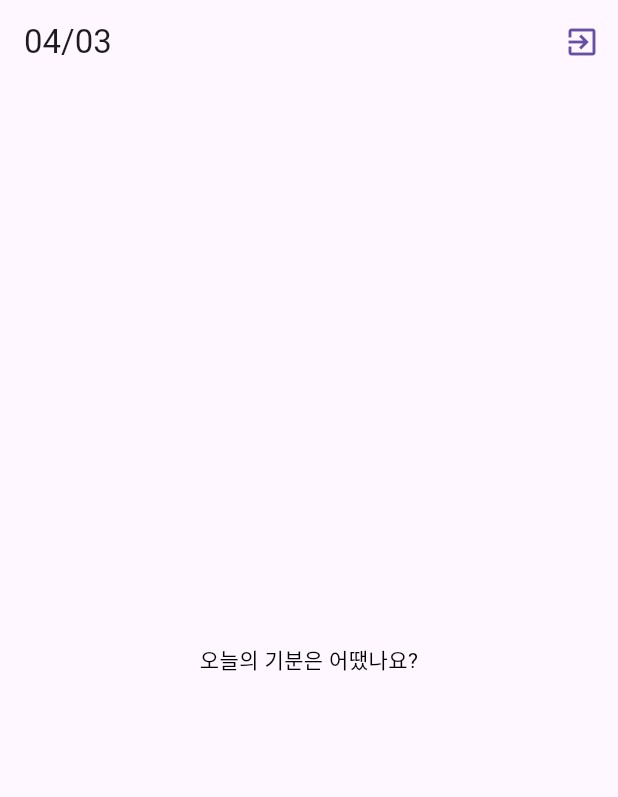
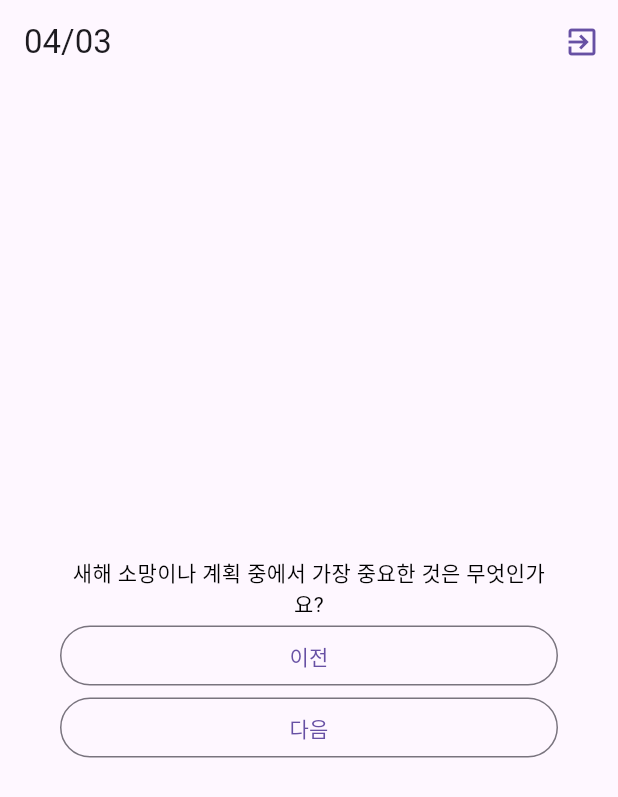
Before and after one commit to organization-hyun/moondab, a Flutter app: the screen it shows once a user with an empty profile is signed in, on a phone screen of 412 x 824 dp. Shown: the top 797 px of the screen. Run offline on Flutter 3.47's test engine with Material 3 defaults, Android fonts, the phone set to English and light mode, and no system bars; our stand-ins replace firebase_auth, firebase_core; accounts and stored records are empty; generated files the repository leaves out were written again.

Commit message:
예시 문항 추가

```diff
--- a/frontend/lib/data/questions_data.dart
+++ b/frontend/lib/data/questions_data.dart
@@ -1,5 +1,19 @@
 import 'package:adv_basics/models/questions.dart';
 
 const questions = [
-  Question('오늘의 기분은 어땠나요?'),
+  Question(
+    '새해 소망이나 계획 중에서 가장 중요한 것은 무엇인가요?',
+    1,
+    1,
+  ),
+  Question(
+    '새해 결심을 어떻게 실천할 계획인가요?',
+    1,
+    2,
+  ),
+  Question(
+    '이번 주에 무엇을 이루고 싶으신가요?',
+    1,
+    3,
+  ),
 ];
--- a/frontend/lib/models/questions.dart
+++ b/frontend/lib/models/questions.dart
@@ -1,5 +1,7 @@
 class Question {
-  const Question(this.text);
+  const Question(this.text, this.month, this.day);
 
   final String text;
+  final int month;
+  final int day;
 }
--- a/frontend/lib/question_screen.dart
+++ b/frontend/lib/question_screen.dart
@@ -64,6 +64,24 @@ class _QuestionScreen extends State<QuestionScreen> {
                 textAlign: TextAlign.center,
                 style: const TextStyle(color: Colors.black),
               ),
+              OutlinedButton(
+                  onPressed: () {
+                    setState(() {
+                      if (currentQuestionIndex != 0) {
+                        currentQuestionIndex -= 1;
+                      }
+                    });
+                  },
+                  child: const Text('이전')),
+              OutlinedButton(
+                  onPressed: () {
+                    setState(() {
+                      if (currentQuestionIndex < questions.length - 1) {
+                        currentQuestionIndex += 1;
+                      }
+                    });
+                  },
+                  child: const Text('다음')),
             ],
           ),
         ),
```
